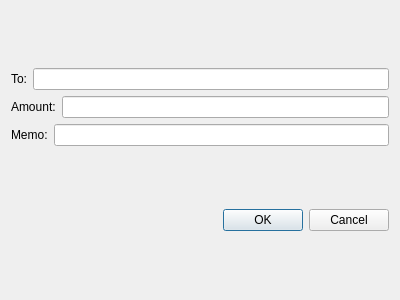
First picture: the form in paymentdialog.ui, repository 24develop/golos-wallet-develop, before the edit.
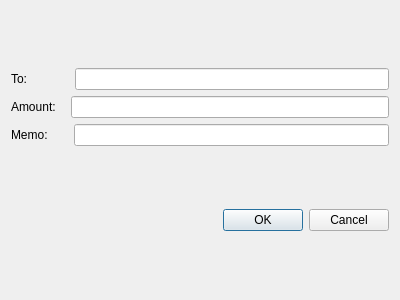
Second picture: the form after the edit.

Commit message: Improve interface quality

```diff
--- a/paymentdialog.ui
+++ b/paymentdialog.ui
@@ -25,6 +25,22 @@
          </property>
         </widget>
        </item>
+       <item>
+        <spacer name="horizontalSpacer">
+         <property name="orientation">
+          <enum>Qt::Horizontal</enum>
+         </property>
+         <property name="sizeType">
+          <enum>QSizePolicy::Fixed</enum>
+         </property>
+         <property name="sizeHint" stdset="0">
+          <size>
+           <width>42</width>
+           <height>20</height>
+          </size>
+         </property>
+        </spacer>
+       </item>
        <item>
         <widget class="QLineEdit" name="lineEdit"/>
        </item>
@@ -39,6 +55,22 @@
          </property>
         </widget>
        </item>
+       <item>
+        <spacer name="horizontalSpacer_2">
+         <property name="orientation">
+          <enum>Qt::Horizontal</enum>
+         </property>
+         <property name="sizeType">
+          <enum>QSizePolicy::Fixed</enum>
+         </property>
+         <property name="sizeHint" stdset="0">
+          <size>
+           <width>9</width>
+           <height>20</height>
+          </size>
+         </property>
+        </spacer>
+       </item>
        <item>
         <widget class="QLineEdit" name="lineEdit_2"/>
        </item>
@@ -53,6 +85,22 @@
          </property>
         </widget>
        </item>
+       <item>
+        <spacer name="horizontalSpacer_3">
+         <property name="orientation">
+          <enum>Qt::Horizontal</enum>
+         </property>
+         <property name="sizeType">
+          <enum>QSizePolicy::Fixed</enum>
+         </property>
+         <property name="sizeHint" stdset="0">
+          <size>
+           <width>20</width>
+           <height>20</height>
+          </size>
+         </property>
+        </spacer>
+       </item>
        <item>
         <widget class="QLineEdit" name="lineEdit_3"/>
        </item>
```
Left out of the diff: 2 changed lines with no effect on the pictures. The commit also changes 1 other file.
